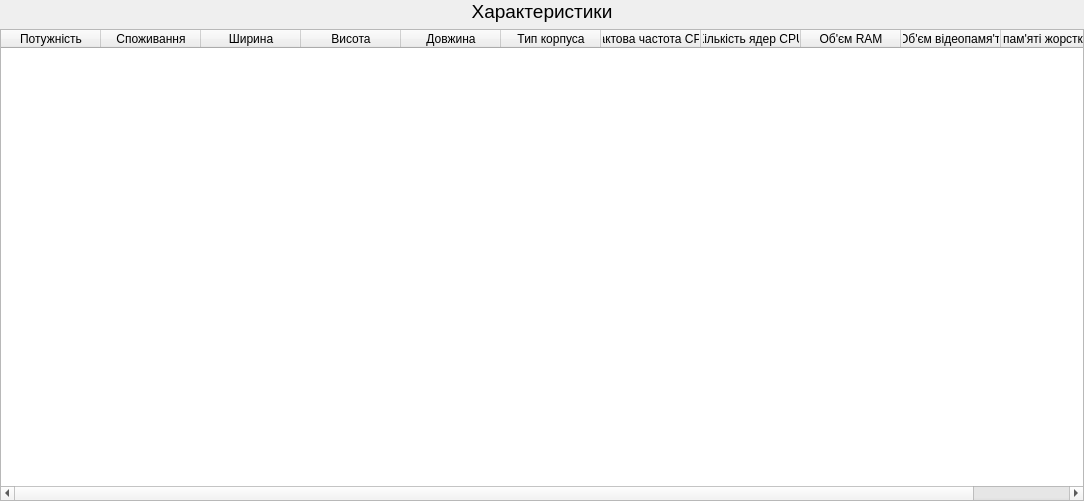
Qt form src/specifications.ui (doliinyk/PC-Constructor) before a commit.
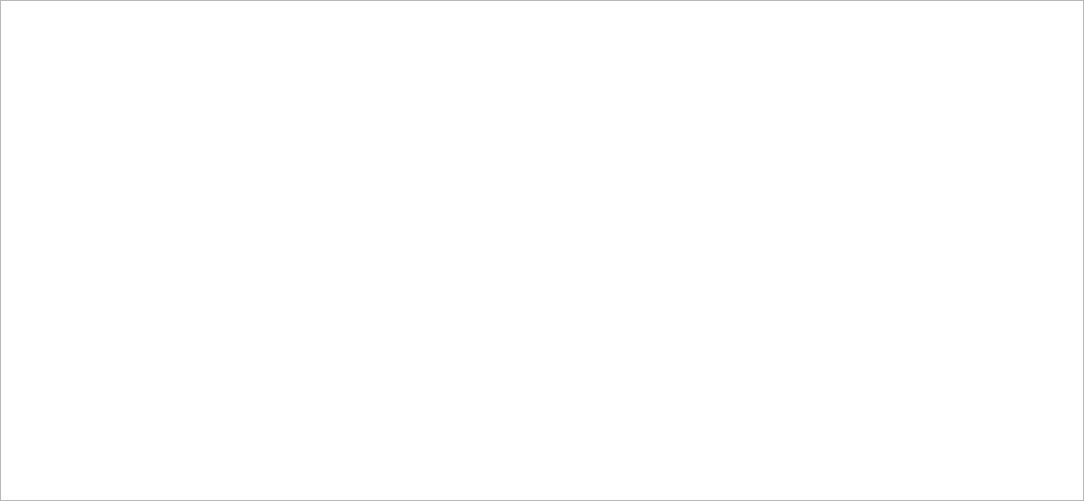
The same form after that commit.

Commit message: Made Collections menu, Build delete, some stuff with QTreeWidget. Bug: main class has only one collection

Patch:
```diff
--- a/src/specifications.ui
+++ b/src/specifications.ui
@@ -27,78 +27,7 @@
     <number>0</number>
    </property>
    <item>
-    <widget class="QLabel" name="label">
-     <property name="font">
-      <font>
-       <pointsize>14</pointsize>
-      </font>
-     </property>
-     <property name="text">
-      <string>Характеристики</string>
-     </property>
-     <property name="alignment">
-      <set>Qt::AlignCenter</set>
-     </property>
-    </widget>
-   </item>
-   <item>
-    <widget class="QTableWidget" name="tableWidget">
-     <column>
-      <property name="text">
-       <string>Потужність</string>
-      </property>
-     </column>
-     <column>
-      <property name="text">
-       <string>Споживання</string>
-      </property>
-     </column>
-     <column>
-      <property name="text">
-       <string>Ширина</string>
-      </property>
-     </column>
-     <column>
-      <property name="text">
-       <string>Висота</string>
-      </property>
-     </column>
-     <column>
-      <property name="text">
-       <string>Довжина</string>
-      </property>
-     </column>
-     <column>
-      <property name="text">
-       <string>Тип корпуса</string>
-      </property>
-     </column>
-     <column>
-      <property name="text">
-       <string>Тактова частота CPU</string>
-      </property>
-     </column>
-     <column>
-      <property name="text">
-       <string>Кількість ядер CPU</string>
-      </property>
-     </column>
-     <column>
-      <property name="text">
-       <string>Об'єм RAM</string>
-      </property>
-     </column>
-     <column>
-      <property name="text">
-       <string>Об'єм відеопамя'ті</string>
-      </property>
-     </column>
-     <column>
-      <property name="text">
-       <string>Об'єм пам'яті жорсткого диску</string>
-      </property>
-     </column>
-    </widget>
+    <widget class="QTableWidget" name="tableWidget"/>
    </item>
   </layout>
  </widget>
```
The commit also changes 28 other files.
